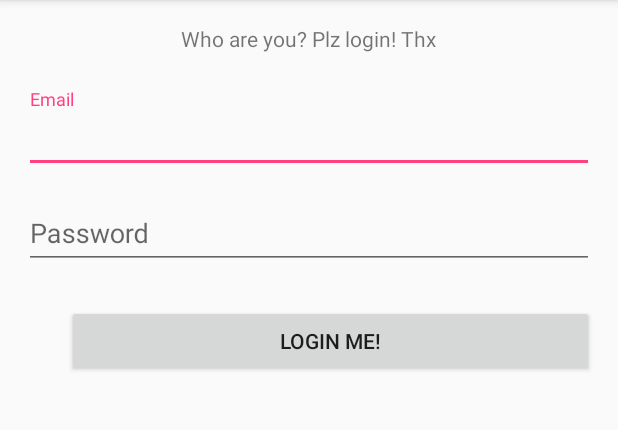
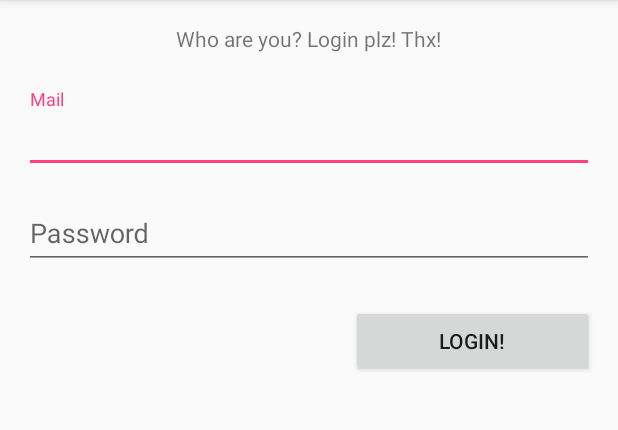
Before and after one commit to bullik01/first-auth-app, an Android app: the screen it shows after launch (MainActivity), on a phone screen of 412 x 824 dp, the part 84-514 px from its top. Run offline under Robolectric (Android 15) with nearby library versions, the phone set to English and light mode, and no system bars.

Commit message:
New: 1) Localisation 2) Mail/Pass check

```diff
--- a/app/src/main/java/com/bulo4ka/bullik01/firstauthapp/MainActivity.java
+++ b/app/src/main/java/com/bulo4ka/bullik01/firstauthapp/MainActivity.java
@@ -1,5 +1,6 @@
 package com.bulo4ka.bullik01.firstauthapp;
 
+import android.support.annotation.IdRes;
 import android.support.v7.app.AppCompatActivity;
 import android.os.Bundle;
 import android.text.Editable;
@@ -32,7 +33,7 @@ public class MainActivity extends AppCompatActivity {
         hello = (TextView) findViewById(R.id.textView);
         login = (Button) findViewById(R.id.button2);
 
-        mail.addTextChangedListener(new TextWatcher() {
+        login.addTextChangedListener(new TextWatcher() {
             @Override
             public void beforeTextChanged(CharSequence s, int start, int count, int after) {
 
@@ -43,7 +44,7 @@ public class MainActivity extends AppCompatActivity {
                 Matcher matcher = pattern.matcher(s);
                 if (matcher.find()) {
                     hello.setVisibility(View.VISIBLE);
-                    hello.setText("Hello " + matcher.group(1));
+                    hello.setText(getString(R.string.whatuneed) + matcher.group(1));
                 } else {
                     hello.setVisibility(View.INVISIBLE);
                 }
@@ -57,14 +58,16 @@ public class MainActivity extends AppCompatActivity {
         login.setOnClickListener(new View.OnClickListener() {
             @Override
             public void onClick(View v) {
+
                 if(!pattern.matcher(mail.getText().toString()).find()){
-                    Toast.makeText(MainActivity.this, "Non valid mail", Toast.LENGTH_SHORT).show();
+                    Toast.makeText(MainActivity.this, R.string.badmail, Toast.LENGTH_SHORT).show();
                     return;
                 }
                 if(password.getText().length()<6){
-                    Toast.makeText(MainActivity.this, "Ur pass so short... Needed - >6 symbols", Toast.LENGTH_SHORT).show();
+                    Toast.makeText(MainActivity.this, R.string.badpass, Toast.LENGTH_SHORT).show();
                     return;
                 }
+
                 doLogin();
             }
         });
--- a/app/src/main/res/layout/activity_main.xml
+++ b/app/src/main/res/layout/activity_main.xml
@@ -15,8 +15,7 @@
         android:id="@+id/textView"
         android:layout_width="wrap_content"
         android:layout_height="wrap_content"
-        android:text="Who are you? Plz login! Thx"
-        android:transitionName="@string/textView"
+        android:text="@string/textView"
         android:layout_gravity="center_horizontal"
         android:visibility="visible" />
 
@@ -30,8 +29,7 @@
             android:layout_width="match_parent"
             android:layout_height="wrap_content"
             android:ems="10"
-            android:hint="Email"
-            android:transitionName="@string/yourMail"
+            android:hint="@string/yourMail"
             android:inputType="textEmailAddress"
             android:maxLines="1"
             android:scrollHorizontally="true"
@@ -48,7 +46,7 @@
             android:layout_width="match_parent"
             android:layout_height="wrap_content"
             android:ems="10"
-            android:hint="Password"
+            android:hint="@string/yourPass"
             android:inputType="textPassword"
             android:maxLines="1"
             android:scrollHorizontally="true" />
@@ -57,10 +55,10 @@
 
     <Button
         android:id="@+id/button2"
-        android:layout_width="351dp"
+        android:layout_width="162dp"
         android:layout_height="wrap_content"
         android:layout_marginTop="24dp"
         android:layout_gravity="end"
-        android:text="Login me!" />
-
+        android:text="@string/button2"
+        android:onClick="onMyButtonClick" />
 </LinearLayout>
--- a/app/src/main/res/values/strings.xml
+++ b/app/src/main/res/values/strings.xml
@@ -1,3 +1,11 @@
 <resources>
     <string name="app_name">FirstAuthApp</string>
+    <string name="textView">Who are you? Login plz! Thx!</string>
+    <string name="yourMail">Mail</string>
+    <string name="yourPass">Password</string>
+    <string name="button2">Login!</string>
+    <string name="whatuneed">Hello&#160;</string>
+    <string name="badmail">Incorrect mail. True format: xxx@xx.xx</string>
+    <string name="badpass">Short password. Needed 6 symbols or bigger</string>
+    <string name="nope">Fields not full-filled</string>
 </resources>
```
Also changed, not shown: 1 other file.
